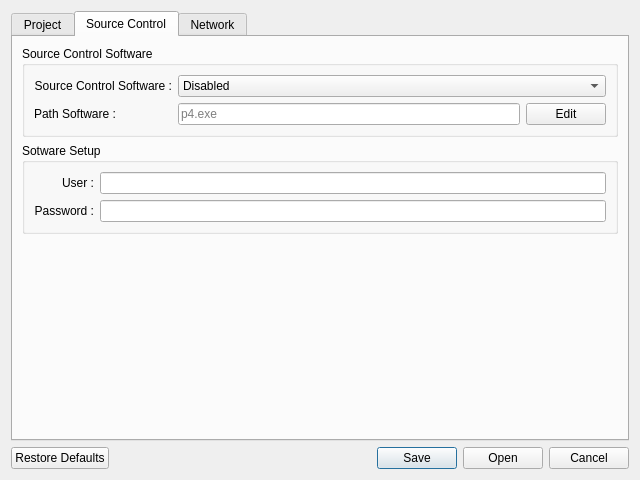
First picture: the form in BatchLightUE4/Views/Dial_SetupTab.ui, repository stilobique/BBlue, before the edit.
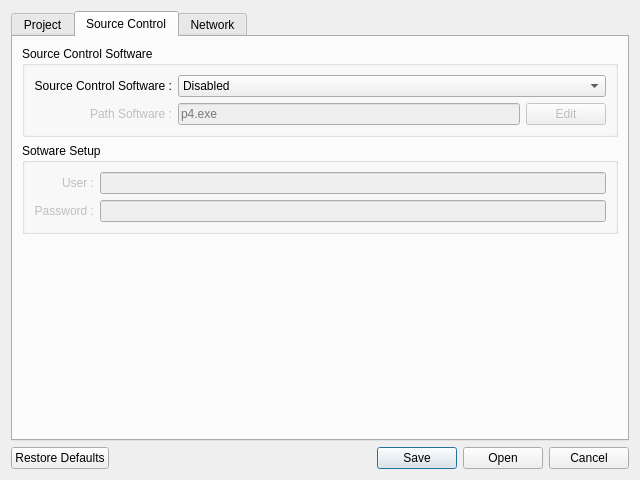
Second picture: the form after the edit.

Commit message: Update the state object inside the SC tab

```diff
--- a/BatchLightUE4/Views/Dial_SetupTab.ui
+++ b/BatchLightUE4/Views/Dial_SetupTab.ui
@@ -233,13 +233,22 @@
                 </item>
                 <item row="1" column="0">
                  <widget class="QLabel" name="path_sc_label">
+                  <property name="enabled">
+                   <bool>false</bool>
+                  </property>
                   <property name="text">
                    <string>Path Software :</string>
                   </property>
+                  <property name="alignment">
+                   <set>Qt::AlignRight|Qt::AlignTrailing|Qt::AlignVCenter</set>
+                  </property>
                  </widget>
                 </item>
                 <item row="1" column="1">
                  <widget class="QLineEdit" name="path_sc_text">
+                  <property name="enabled">
+                   <bool>false</bool>
+                  </property>
                   <property name="placeholderText">
                    <string>p4.exe</string>
                   </property>
@@ -247,6 +256,9 @@
                 </item>
                 <item row="1" column="2">
                  <widget class="QPushButton" name="path_sc_edit">
+                  <property name="enabled">
+                   <bool>false</bool>
+                  </property>
                   <property name="text">
                    <string>Edit</string>
                   </property>
@@ -275,6 +287,9 @@
                <layout class="QGridLayout" name="gridLayout_7">
                 <item row="0" column="0">
                  <widget class="QLabel" name="user_label">
+                  <property name="enabled">
+                   <bool>false</bool>
+                  </property>
                   <property name="text">
                    <string>User :</string>
                   </property>
@@ -284,10 +299,17 @@
                  </widget>
                 </item>
                 <item row="0" column="1">
-                 <widget class="QLineEdit" name="user_text"/>
+                 <widget class="QLineEdit" name="user_text">
+                  <property name="enabled">
+                   <bool>false</bool>
+                  </property>
+                 </widget>
                 </item>
                 <item row="1" column="0">
                  <widget class="QLabel" name="password_label">
+                  <property name="enabled">
+                   <bool>false</bool>
+                  </property>
                   <property name="text">
                    <string>Password :</string>
                   </property>
@@ -297,7 +319,11 @@
                  </widget>
                 </item>
                 <item row="1" column="1">
-                 <widget class="QLineEdit" name="password_text"/>
+                 <widget class="QLineEdit" name="password_text">
+                  <property name="enabled">
+                   <bool>false</bool>
+                  </property>
+                 </widget>
                 </item>
                </layout>
               </item>
```
The commit also changes 1 other file.
